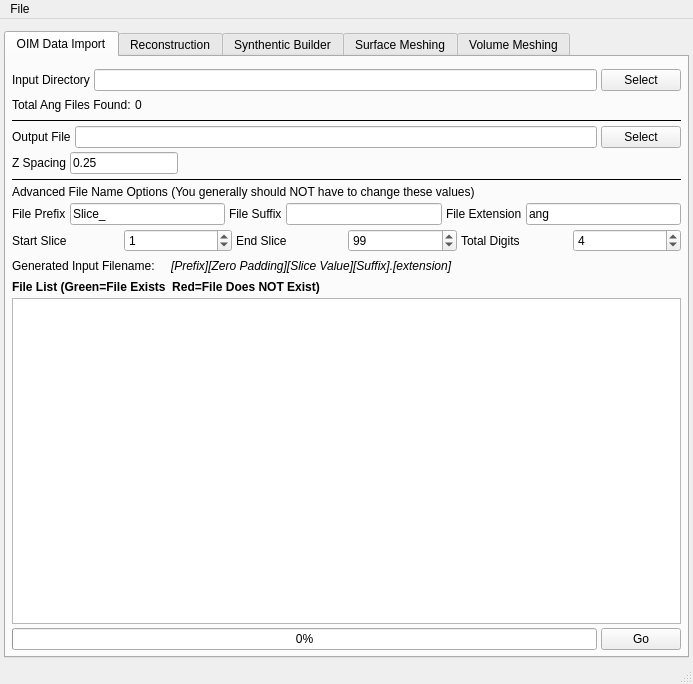
The window that Source/AIM/GUI/UI_Files/RepresentationUI.ui (BlueQuartzSoftware/DREAM3D) describes before a commit, drawn with Qt 5.
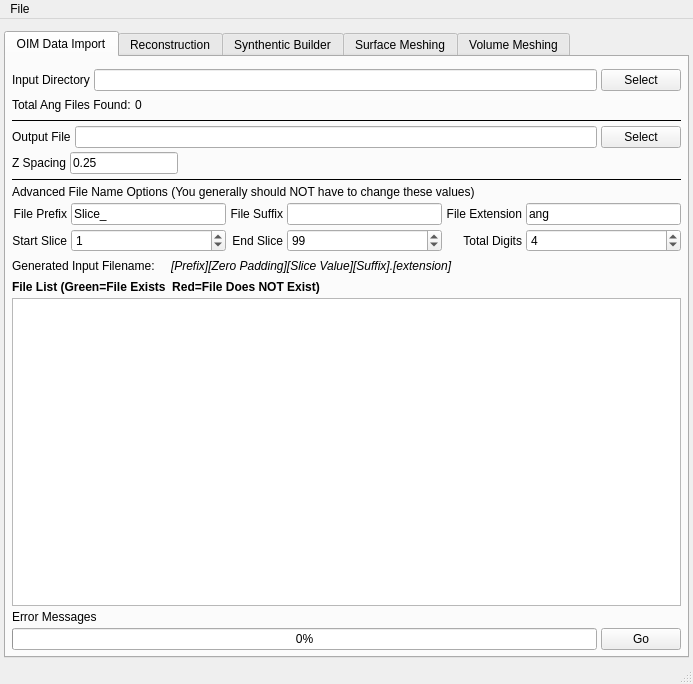
The same window after the commit. Icons and pictures are not drawn.

Commit message: Fixing some remaining bugs with the new OIM import GUI widgets. Adjusting the UI of the Stats Generator to allow for adjusting of the size distribution before updating all the plots

Diff of the .ui file:
```diff
--- a/Source/AIM/GUI/UI_Files/RepresentationUI.ui
+++ b/Source/AIM/GUI/UI_Files/RepresentationUI.ui
@@ -195,58 +195,19 @@
           </property>
          </widget>
         </item>
-        <item>
-         <layout class="QHBoxLayout" name="horizontalLayout_11">
-          <item>
-           <widget class="QLabel" name="label_32">
-            <property name="text">
-             <string>File Prefix</string>
-            </property>
-           </widget>
-          </item>
-          <item>
-           <widget class="QLineEdit" name="oim_FilePrefix">
-            <property name="text">
-             <string>Slice_</string>
-            </property>
-           </widget>
-          </item>
-          <item>
-           <widget class="QLabel" name="label_13">
-            <property name="text">
-             <string>File Suffix</string>
-            </property>
-           </widget>
-          </item>
-          <item>
-           <widget class="QLineEdit" name="oim_FileSuffix"/>
-          </item>
-          <item>
-           <widget class="QLabel" name="label_56">
-            <property name="text">
-             <string>File Extension</string>
-            </property>
-           </widget>
-          </item>
-          <item>
-           <widget class="QLineEdit" name="oim_FileExt">
-            <property name="text">
-             <string>ang</string>
-            </property>
-           </widget>
-          </item>
-         </layout>
-        </item>
         <item>
          <layout class="QGridLayout" name="gridLayout_20">
-          <item row="0" column="0">
+          <item row="1" column="0">
            <widget class="QLabel" name="label_50">
             <property name="text">
              <string>Start Slice</string>
             </property>
+            <property name="alignment">
+             <set>Qt::AlignRight|Qt::AlignTrailing|Qt::AlignVCenter</set>
+            </property>
            </widget>
           </item>
-          <item row="0" column="1">
+          <item row="1" column="1">
            <widget class="QSpinBox" name="oim_ZStartIndex">
             <property name="minimumSize">
              <size>
@@ -262,14 +223,17 @@
             </property>
            </widget>
           </item>
-          <item row="0" column="2">
+          <item row="1" column="2">
            <widget class="QLabel" name="label_51">
             <property name="text">
              <string>End Slice</string>
             </property>
+            <property name="alignment">
+             <set>Qt::AlignRight|Qt::AlignTrailing|Qt::AlignVCenter</set>
+            </property>
            </widget>
           </item>
-          <item row="0" column="3">
+          <item row="1" column="3">
            <widget class="QSpinBox" name="oim_ZEndIndex">
             <property name="minimumSize">
              <size>
@@ -285,20 +249,70 @@
             </property>
            </widget>
           </item>
-          <item row="0" column="4">
+          <item row="1" column="4">
            <widget class="QLabel" name="label_21">
             <property name="text">
              <string>Total Digits</string>
             </property>
+            <property name="alignment">
+             <set>Qt::AlignRight|Qt::AlignTrailing|Qt::AlignVCenter</set>
+            </property>
            </widget>
           </item>
-          <item row="0" column="5">
+          <item row="1" column="5">
            <widget class="QSpinBox" name="oim_TotalDigits">
             <property name="value">
              <number>4</number>
             </property>
            </widget>
           </item>
+          <item row="0" column="0">
+           <widget class="QLabel" name="label_32">
+            <property name="text">
+             <string>File Prefix</string>
+            </property>
+            <property name="alignment">
+             <set>Qt::AlignRight|Qt::AlignTrailing|Qt::AlignVCenter</set>
+            </property>
+           </widget>
+          </item>
+          <item row="0" column="1">
+           <widget class="QLineEdit" name="oim_FilePrefix">
+            <property name="text">
+             <string>Slice_</string>
+            </property>
+           </widget>
+          </item>
+          <item row="0" column="2">
+           <widget class="QLabel" name="label_13">
+            <property name="text">
+             <string>File Suffix</string>
+            </property>
+            <property name="alignment">
+             <set>Qt::AlignRight|Qt::AlignTrailing|Qt::AlignVCenter</set>
+            </property>
+           </widget>
+          </item>
+          <item row="0" column="3">
+           <widget class="QLineEdit" name="oim_FileSuffix"/>
+          </item>
+          <item row="0" column="4">
+           <widget class="QLabel" name="label_56">
+            <property name="text">
+             <string>File Extension</string>
+            </property>
+            <property name="alignment">
+             <set>Qt::AlignRight|Qt::AlignTrailing|Qt::AlignVCenter</set>
+            </property>
+           </widget>
+          </item>
+          <item row="0" column="5">
+           <widget class="QLineEdit" name="oim_FileExt">
+            <property name="text">
+             <string>ang</string>
+            </property>
+           </widget>
+          </item>
          </layout>
         </item>
         <item>
@@ -370,6 +384,13 @@
         <item>
          <widget class="QListWidget" name="oim_FileListView"/>
         </item>
+        <item>
+         <widget class="QLabel" name="oim_ErrorMessage">
+          <property name="text">
+           <string>Error Messages</string>
+          </property>
+         </widget>
+        </item>
         <item>
          <layout class="QHBoxLayout" name="horizontalLayout_15">
           <item>
```
The commit also changes 6 other files.
